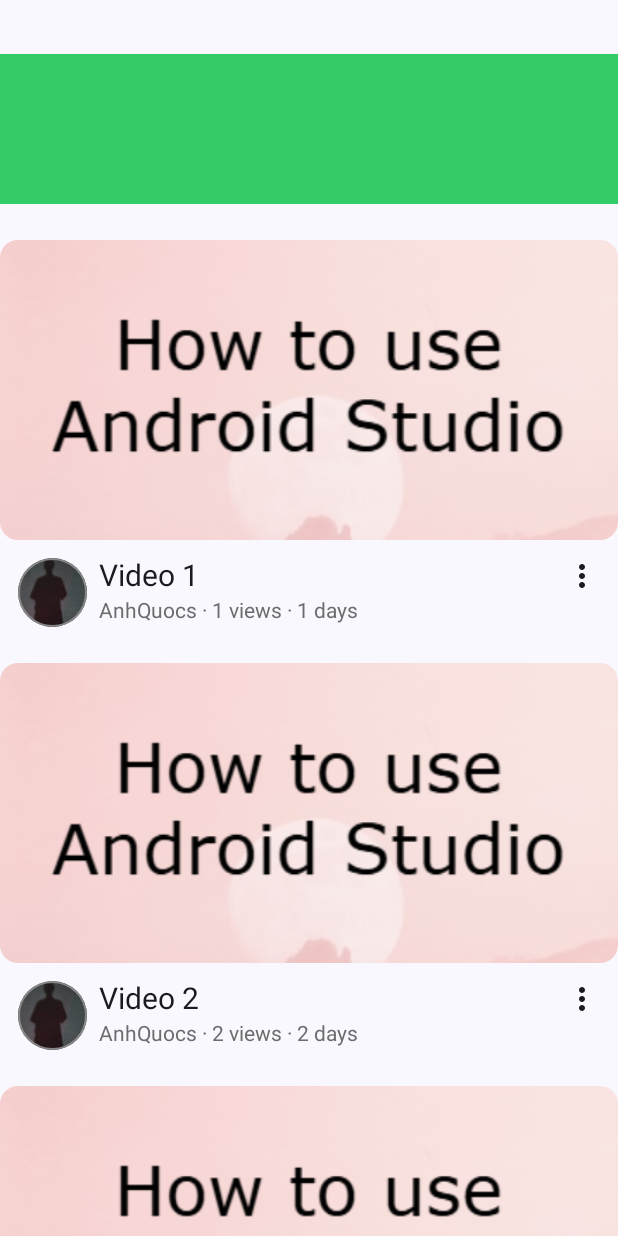
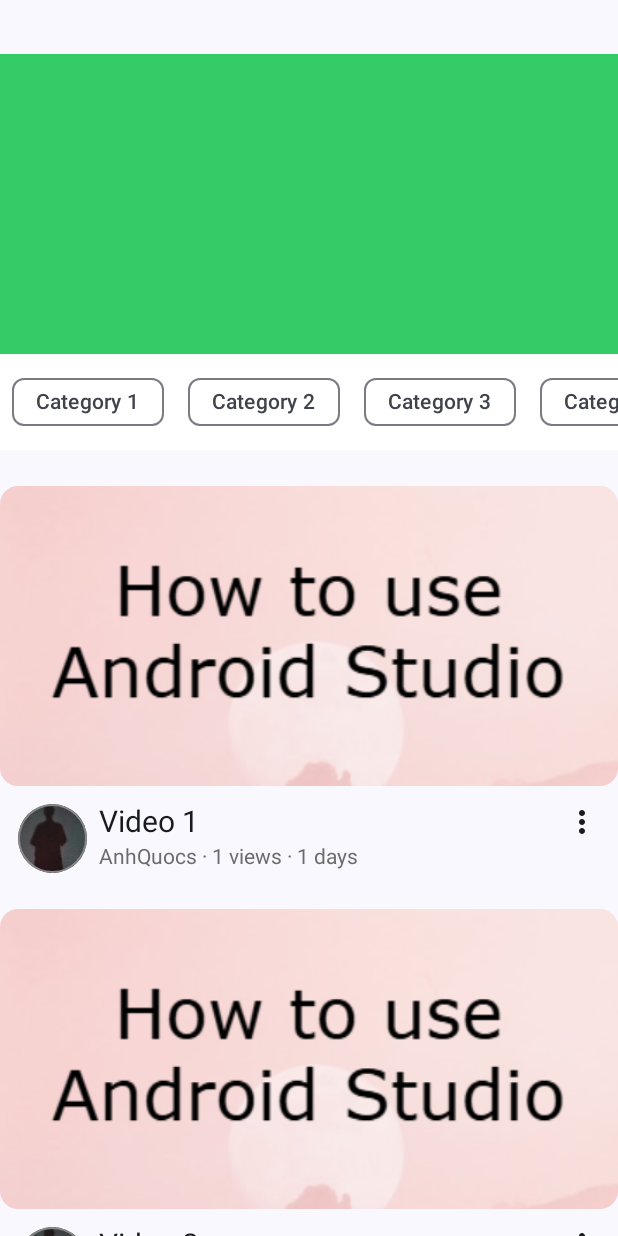
Before and after one commit to AnhQuocs/Jetpack-Compose-Basic, an Android app built with Jetpack Compose: the screen it shows after launch (MainActivity), on a phone screen of 412 x 824 dp. Run offline under Robolectric (Android 15) with nearby library versions, the phone set to English and light mode, and no system bars; our stand-ins replace constraintlayout-compose.

Commit message:
filter chip category

```diff
--- a/app/src/main/java/com/example/syt/MainActivity.kt
+++ b/app/src/main/java/com/example/syt/MainActivity.kt
@@ -1,7 +1,6 @@
 package com.example.syt
 
 import android.os.Bundle
-import android.provider.MediaStore.Video
 import androidx.activity.ComponentActivity
 import androidx.activity.compose.setContent
 import androidx.activity.enableEdgeToEdge
@@ -21,16 +20,21 @@ import androidx.compose.foundation.layout.height
 import androidx.compose.foundation.layout.padding
 import androidx.compose.foundation.layout.size
 import androidx.compose.foundation.lazy.LazyColumn
+import androidx.compose.foundation.lazy.LazyRow
 import androidx.compose.foundation.lazy.items
 import androidx.compose.foundation.shape.CircleShape
 import androidx.compose.material.icons.Icons
 import androidx.compose.material.icons.filled.MoreVert
-import androidx.compose.material.icons.filled.Person
+import androidx.compose.material3.FilterChip
 import androidx.compose.material3.Icon
 import androidx.compose.material3.MaterialTheme
 import androidx.compose.material3.Surface
 import androidx.compose.material3.Text
 import androidx.compose.runtime.Composable
+import androidx.compose.runtime.getValue
+import androidx.compose.runtime.mutableStateOf
+import androidx.compose.runtime.remember
+import androidx.compose.runtime.setValue
 import androidx.compose.ui.Modifier
 import androidx.compose.ui.draw.clip
 import androidx.compose.ui.graphics.Color
@@ -44,7 +48,6 @@ import androidx.compose.ui.unit.sp
 import androidx.constraintlayout.compose.ConstraintLayout
 import androidx.constraintlayout.compose.Dimension
 import com.example.syt.ui.theme.SYTTheme
-import com.example.syt.VideoYT
 
 class MainActivity : ComponentActivity() {
     override fun onCreate(savedInstanceState: Bundle?) {
@@ -86,7 +89,10 @@ fun VideoDetailScreen(modifier: Modifier = Modifier, @DrawableRes icon: Int, nam
 //            NextVideoInfo(thumb = R.drawable.screen_yt, channel = "AnhQuocs", videoTitle = "How to use Android Studio", views = 1000, timeAgo = "1 day ago", Modifier.padding(bottom = 24.dp))
 //        }
         stickyHeader {
-            Header()
+            Column(modifier = Modifier.background(color = Color.White)) {
+                Header()
+                FilterCategory()
+            }
         }
 
         items(listVideos) {
@@ -94,9 +100,6 @@ fun VideoDetailScreen(modifier: Modifier = Modifier, @DrawableRes icon: Int, nam
             NextVideoInfo(thumb = R.drawable.screen_yt_as, channel = "AnhQuocs", videoTitle = video.videoTitle, views = video.views, timeAgo = video.timeAgo)
         }
 
-        item {
-            Footer()
-        }
     }
 }
 
@@ -104,18 +107,36 @@ fun VideoDetailScreen(modifier: Modifier = Modifier, @DrawableRes icon: Int, nam
 fun Header() {
     Box(modifier = Modifier
         .fillMaxWidth()
-        .height(100.dp)
+        .height(200.dp)
         .background(color = Color(0xFF33CC66))
     )
 }
 
 @Composable
-fun Footer() {
-    Box(modifier = Modifier
-        .fillMaxWidth()
-        .height(50.dp)
-        .background(color = Color(0xFF33CC66))
-    )
+fun FilterCategory(modifier: Modifier = Modifier) {
+    var isSelected by remember { mutableStateOf(false)}
+    val listCategorys = fakeCategory()
+    LazyRow (modifier = Modifier) {
+        items(listCategorys) {
+            category ->
+            FilterChip(
+                selected = isSelected,
+                onClick = {isSelected = !isSelected},
+                label = {Text(category.name)},
+                modifier = Modifier.padding(8.dp)
+            )
+        }
+
+    }
+}
+
+fun fakeCategory(): List<VideoCategory> {
+    val list = mutableListOf<VideoCategory> ()
+    for(index in 1..10) {
+        val category = VideoCategory(id = index, name = "Category $index")
+        list.add(category)
+    }
+    return list
 }
 
 fun fakeVideoData(): List<VideoYT> {
```
